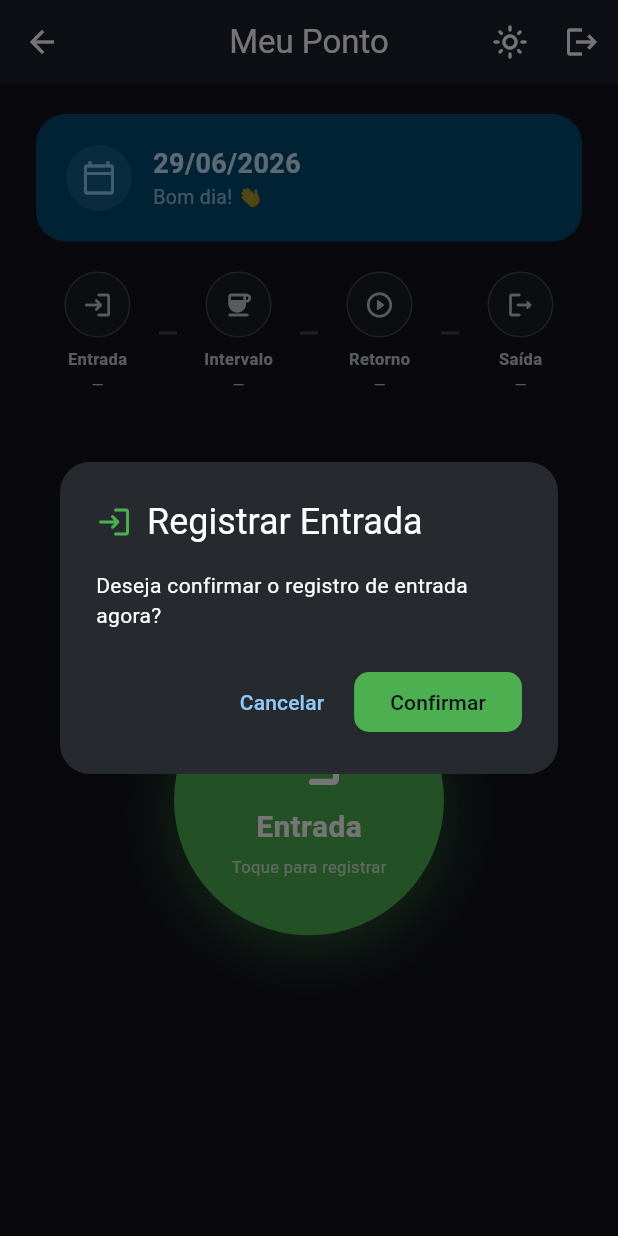
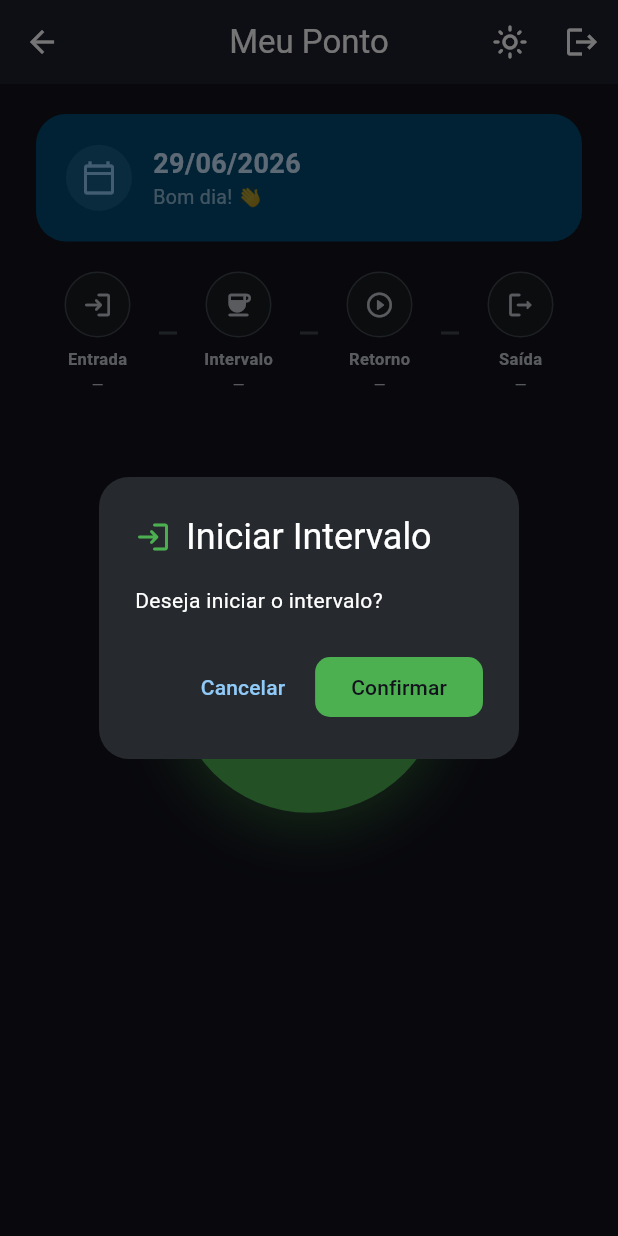
Before and after one commit to Saullo-Programador/PontoJa, a Flutter app: the EmployeeHomeScreen screen opened by its route, after a tap on "Entrada", on a phone screen of 412 x 824 dp. Run offline on Flutter 3.47's test engine with Material 3 defaults, Android fonts, the phone set to English and light mode, and no system bars; our stand-ins replace cloud_firestore, firebase_auth, firebase_core, geolocator, open_filex, shared_preferences; missing offline and left inert: dart:html, excel; accounts and stored records are empty.

Commit message:
feat: Enhance time record management with breaks and update UI components

```diff
--- a/lib/domain/entities/time_record_entity.dart
+++ b/lib/domain/entities/time_record_entity.dart
@@ -1,10 +1,31 @@
+class BreakRecord {
+  final DateTime start;
+  final DateTime? end;
+
+  const BreakRecord({
+    required this.start,
+    this.end,
+  });
+
+  bool get isOpen => end == null;
+
+  BreakRecord copyWith({
+    DateTime? start,
+    DateTime? end,
+  }) {
+    return BreakRecord(
+      start: start ?? this.start,
+      end: end ?? this.end,
+    );
+  }
+}
+
 class TimeRecordEntity {
   final String? id;
   final String userId;
   final DateTime date;
   final DateTime entry;
-  final DateTime? breakStart;   // início do intervalo
-  final DateTime? breakEnd;     // fim do intervalo (voltou)
+  final List<BreakRecord> breaks;
   final DateTime? exit;
 
   const TimeRecordEntity({
@@ -12,41 +33,59 @@ class TimeRecordEntity {
     required this.userId,
     required this.date,
     required this.entry,
-    this.breakStart,
-    this.breakEnd,
+    this.breaks = const [],
     this.exit,
   });
 
-  // ── Estado atual do ponto ────────────────────────────────────────────────
+  bool get hasEntry => true;
 
-  bool get hasEntry      => true;               // entry é obrigatório
-  bool get hasBreakStart => breakStart != null;
-  bool get hasBreakEnd   => breakEnd != null;
-  bool get hasExit       => exit != null;
+  bool get hasBreakStart => breaks.isNotEmpty;
 
-  /// Em intervalo = iniciou mas ainda não voltou
-  bool get isOnBreak => hasBreakStart && !hasBreakEnd;
+  bool get hasBreakEnd =>
+      breaks.any((b) => b.end != null);
 
-  /// Completo = tem saída
-  bool get isComplete => hasExit;
+  bool get hasExit => exit != null;
 
-  /// Próxima ação esperada
+  bool get isOnBreak =>
+      breaks.any((b) => b.isOpen);
+
+  bool get isComplete => exit != null;
+
+  bool get canStartBreak =>
+      breaks.length < 3 &&
+      !isOnBreak;
+
   PunchStep get nextStep {
-    if (!hasBreakStart) return PunchStep.breakStart;
-    if (!hasBreakEnd)   return PunchStep.breakEnd;
-    if (!hasExit)       return PunchStep.exit;
+    if (isOnBreak) {
+      return PunchStep.breakEnd;
+    }
+
+    if (breaks.length < 3) {
+      return PunchStep.breakStart;
+    }
+
+    if (exit == null) {
+      return PunchStep.exit;
+    }
+
     return PunchStep.done;
   }
 
-  // ── Cálculo de horas ────────────────────────────────────────────────────
+  Duration? get workedDuration {
+    if (exit == null) return null;
 
-  /// Tempo total trabalhado descontando o intervalo
-  Duration? get workedDuration {
-    if (!hasExit) return null;
     final total = exit!.difference(entry);
-    final breakTime = (hasBreakStart && hasBreakEnd)
-        ? breakEnd!.difference(breakStart!)
-        : Duration.zero;
+
+    final breakTime = breaks.fold(
+      Duration.zero,
+      (sum, b) {
+        if (b.end != null) {
+          return sum + b.end!.difference(b.start);
+        }
+        return sum;
+      },
+    );
+
     return total - breakTime;
   }
 
@@ -55,8 +94,7 @@ class TimeRecordEntity {
     String? userId,
     DateTime? date,
     DateTime? entry,
-    DateTime? breakStart,
-    DateTime? breakEnd,
+    List<BreakRecord>? breaks,
     DateTime? exit,
   }) {
     return TimeRecordEntity(
@@ -64,11 +102,16 @@ class TimeRecordEntity {
       userId: userId ?? this.userId,
       date: date ?? this.date,
       entry: entry ?? this.entry,
-      breakStart: breakStart ?? this.breakStart,
-      breakEnd: breakEnd ?? this.breakEnd,
+      breaks: breaks ?? this.breaks,
       exit: exit ?? this.exit,
     );
   }
 }
 
-enum PunchStep { breakStart, breakEnd, exit, done }
+enum PunchStep {
+  entry,
+  breakStart,
+  breakEnd,
+  exit,
+  done,
+}
--- a/lib/features/employee/controller/employee_home_controller.dart
+++ b/lib/features/employee/controller/employee_home_controller.dart
@@ -10,10 +10,10 @@ class EmployeeHomeController extends ChangeNotifier {
   EmployeeHomeController(this._registerPointUsecase);
 
   PointStatus _status = PointStatus.idle;
-  TimeRecordEntity? _todayRecord;
+  TimeRecordEntity? _todayRecord = null;
   String _errorMessage = '';
 
-  PointStatus get status      => _status;
+  PointStatus get status => _status;
   TimeRecordEntity? get todayRecord => _todayRecord;
   String get errorMessage     => _errorMessage;
 
@@ -21,6 +21,7 @@ class EmployeeHomeController extends ChangeNotifier {
   bool get isOnBreak  => _todayRecord?.isOnBreak ?? false;
   bool get hasExit    => _todayRecord?.hasExit ?? false;
   bool get isComplete => _todayRecord?.isComplete ?? false;
+  int get breakCount => _todayRecord?.breaks.length ?? 0;
   PunchStep get nextStep => _todayRecord?.nextStep ?? PunchStep.breakStart;
 
   Future<void> loadTodayRecord(String userId) async {
--- a/lib/features/employee/view/employee_home_screen.dart
+++ b/lib/features/employee/view/employee_home_screen.dart
@@ -34,6 +34,14 @@ class _EmployeeHomeScreenState extends State<EmployeeHomeScreen> {
     Navigator.pushReplacementNamed(context, AppRoutes.login);
   }
 
+  Future<void> _refresh() async {
+    final uid = _authDs.currentUser?.uid;
+
+    if (uid != null) {
+      await context.read<EmployeeHomeController>().loadTodayRecord(uid);
+    }
+  }
+
   Future<void> _confirmAndPunch(String uid, PunchStep step) async {
     final info = _stepInfo(step);
     final confirmed = await showDialog<bool>(
@@ -64,8 +72,9 @@ class _EmployeeHomeScreenState extends State<EmployeeHomeScreen> {
 
     if (confirmed != true || !mounted) return;
 
-    final completedStep =
-        await context.read<EmployeeHomeController>().registerPoint(uid);
+    final completedStep = await context
+        .read<EmployeeHomeController>()
+        .registerPoint(uid);
 
     if (!mounted) return;
     _showFeedback(completedStep);
@@ -73,14 +82,25 @@ class _EmployeeHomeScreenState extends State<EmployeeHomeScreen> {
 
   void _showFeedback(PunchStep completed) {
     final msgs = {
-      PunchStep.breakStart: ('Entrada registrada! 🎉', 'Bom trabalho hoje!', Colors.green),
-      PunchStep.breakEnd:   ('Bom intervalo! ☕',      'Descanse bem.',        Colors.blue),
-      PunchStep.exit:       ('Voltou do intervalo! 💪', 'Continue arrasando!', Colors.purple),
-      PunchStep.done:       ('Até amanhã! 👋',          'Saída registrada.',   Colors.orange),
+      PunchStep.breakStart: (
+        'Intervalo iniciado ☕',
+        'Bom descanso.',
+        Colors.blue,
+      ),
+
+      PunchStep.breakEnd: (
+        'Retorno registrado 💪',
+        'Bom trabalho.',
+        Colors.purple,
+      ),
+
+      PunchStep.exit: ('Saída registrada 👋', 'Até amanhã.', Colors.orange),
+
+      PunchStep.done: ('Ponto concluído', '', Colors.green),
     };
 
-    final (title, subtitle, color) = msgs[completed] ??
-        ('Ponto registrado!', '', Colors.green);
+    final (title, subtitle, color) =
+        msgs[completed] ?? ('Ponto registrado!', '', Colors.green);
 
     ScaffoldMessenger.of(context).showSnackBar(
       SnackBar(
@@ -93,15 +113,22 @@ class _EmployeeHomeScreenState extends State<EmployeeHomeScreen> {
           mainAxisSize: MainAxisSize.min,
           crossAxisAlignment: CrossAxisAlignment.start,
           children: [
-            Text(title,
+            Text(
+              title,
               style: const TextStyle(
                 color: Colors.white,
                 fontWeight: FontWeight.w700,
-                    fontSize: 15)),
+                fontSize: 15,
+              ),
+            ),
             if (subtitle.isNotEmpty)
-              Text(subtitle,
+              Text(
+                subtitle,
                 style: TextStyle(
-                      color: Colors.white.withOpacity(0.85), fontSize: 12)),
+                  color: Colors.white.withOpacity(0.85),
+                  fontSize: 12,
+                ),
+              ),
           ],
         ),
       ),
@@ -129,12 +156,18 @@ class _EmployeeHomeScreenState extends State<EmployeeHomeScreen> {
         ],
       ),
       body: SafeArea(
-        child: Padding(
+        child: RefreshIndicator(
+          onRefresh: _refresh,
+          child: SingleChildScrollView(
+            physics: const AlwaysScrollableScrollPhysics(),
             padding: const EdgeInsets.symmetric(horizontal: 24, vertical: 20),
+            child: ConstrainedBox(
+              constraints: BoxConstraints(
+                minHeight: MediaQuery.of(context).size.height - 140,
+              ),
               child: Column(
                 crossAxisAlignment: CrossAxisAlignment.stretch,
                 children: [
-
                   // ── Cabeçalho ───────────────────────────────────────────────
                   Container(
                     padding: const EdgeInsets.all(20),
@@ -150,23 +183,31 @@ class _EmployeeHomeScreenState extends State<EmployeeHomeScreen> {
                             color: cs.primary.withOpacity(0.15),
                             shape: BoxShape.circle,
                           ),
-                      child: Icon(Icons.calendar_today_outlined,
-                          color: cs.primary, size: 24),
+                          child: Icon(
+                            Icons.calendar_today_outlined,
+                            color: cs.primary,
+                            size: 24,
+                          ),
                         ),
                         const SizedBox(width: 14),
                         Column(
                           crossAxisAlignment: CrossAxisAlignment.start,
                           children: [
-                        Text(now.toDateDisplay(),
+                            Text(
+                              now.toDateDisplay(),
                               style: TextStyle(
                                 fontSize: 18,
                                 fontWeight: FontWeight.w700,
-                                color: cs.onPrimaryContainer)),
-                        Text(_greeting(),
+                                color: cs.onPrimaryContainer,
+                              ),
+                            ),
+                            Text(
+                              _greeting(),
                               style: TextStyle(
                                 fontSize: 13,
-                                color:
-                                    cs.onPrimaryContainer.withOpacity(0.7))),
+                                color: cs.onPrimaryContainer.withOpacity(0.7),
+                              ),
+                            ),
                           ],
                         ),
                       ],
@@ -178,7 +219,7 @@ class _EmployeeHomeScreenState extends State<EmployeeHomeScreen> {
                   // ── Timeline de status ───────────────────────────────────────
                   _TimelineRow(record: ctrl.todayRecord, isDark: isDark),
 
-              const Spacer(),
+                  SizedBox(height: MediaQuery.of(context).size.height * 0.12),
 
                   // ── Botão central / badge completo ───────────────────────────
                   Center(
@@ -186,7 +227,8 @@ class _EmployeeHomeScreenState extends State<EmployeeHomeScreen> {
                         ? const SizedBox(
                             width: 160,
                             height: 160,
-                        child: CircularProgressIndicator(strokeWidth: 3))
+                            child: CircularProgressIndicator(strokeWidth: 3),
+                          )
                         : ctrl.isComplete
                         ? _CompleteBadge(isDark: isDark)
                         : !ctrl.hasEntry
@@ -200,11 +242,12 @@ class _EmployeeHomeScreenState extends State<EmployeeHomeScreen> {
                         : _DoubleButtons(
                             step: ctrl.nextStep,
                             isOnBreak: ctrl.isOnBreak,
+                            breakCount: ctrl.breakCount,
                             onTap: (s) => _confirmAndPunch(uid, s),
                           ),
                   ),
 
-              const Spacer(),
+                  SizedBox(height: MediaQuery.of(context).size.height * 0.12),
 
                   // ── Erro ─────────────────────────────────────────────────────
                   if (ctrl.status == PointStatus.error)
@@ -215,11 +258,15 @@ class _EmployeeHomeScreenState extends State<EmployeeHomeScreen> {
                         borderRadius: BorderRadius.circular(12),
                         border: Border.all(color: Colors.red.shade200),
                       ),
-                  child: Text(ctrl.errorMessage,
+                      child: Text(
+                        ctrl.errorMessage,
                         style: const TextStyle(color: Colors.red),
-                      textAlign: TextAlign.center),
+                        textAlign: TextAlign.center,
+                      ),
                     ),
                 ],
+              ),
+            ),
           ),
         ),
       ),
@@ -234,26 +281,36 @@ class _EmployeeHomeScreenState extends State<EmployeeHomeScreen> {
   }
 
   _StepInfo _stepInfo(PunchStep step) => switch (step) {
+    PunchStep.entry => _StepInfo(
+      icon: Icons.login_rounded,
+      color: Colors.green,
+      label: 'Registrar Entrada',
+      question: 'Deseja registrar a entrada?',
+    ),
     PunchStep.breakStart => _StepInfo(
       icon: Icons.login_rounded,
       color: Colors.green,
-            label: 'Registrar Entrada',
-            question: 'Deseja confirmar o registro de entrada agora?'),
+      label: 'Iniciar Intervalo',
+      question: 'Deseja iniciar o intervalo?',
+    ),
     PunchStep.breakEnd => _StepInfo(
       icon: Icons.coffee_rounded,
       color: Colors.blue,
-            label: 'Iniciar Intervalo',
-            question: 'Deseja iniciar o intervalo agora?'),
+      label: 'Retornar do Intervalo',
+      question: 'Deseja registrar o retorno?',
+    ),
     PunchStep.exit => _StepInfo(
       icon: Icons.play_circle_outline_rounded,
       color: Colors.purple,
-            label: 'Voltar do Intervalo',
-            question: 'Deseja registrar o retorno do intervalo?'),
+      label: 'Registrar Saída',
+      question: 'Deseja registrar a saída?',
+    ),
     PunchStep.done => _StepInfo(
       icon: Icons.logout_rounded,
       color: Colors.orange,
       label: 'Registrar Saída',
-            question: 'Deseja confirmar o registro de saída?'),
+      question: 'Deseja confirmar o registro de saída?',
+    ),
   };
 }
 
@@ -294,7 +351,9 @@ class _TimelineRow extends StatelessWidget {
       _TimelineStep(
         icon: Icons.coffee_rounded,
         label: 'Intervalo',
-        time: record?.breakStart?.toDisplay(),
+        time: record != null && record!.breaks.isNotEmpty
+            ? record!.breaks.last.start.toDisplay()
+            : null,
         color: Colors.blue,
         done: record?.hasBreakStart ?? false,
         isDark: isDark,
@@ -302,7 +361,9 @@ class _TimelineRow extends StatelessWidget {
       _TimelineStep(
         icon: Icons.play_circle_outline_rounded,
         label: 'Retorno',
-        time: record?.breakEnd?.toDisplay(),
+        time: record != null && record!.breaks.isNotEmpty
+            ? record!.breaks.last.end?.toDisplay()
+            : null,
         color: Colors.purple,
         done: record?.hasBreakEnd ?? false,
         isDark: isDark,
@@ -371,21 +432,28 @@ class _TimelineStep extends StatelessWidget {
               width: done ? 2 : 1,
             ),
           ),
-          child: Icon(icon,
-              color: done ? color : cs.onSurfaceVariant, size: 20),
+          child: Icon(
+            icon,
+            color: done ? color : cs.onSurfaceVariant,
+            size: 20,
+          ),
         ),
         const SizedBox(height: 6),
-        Text(label,
+        Text(
+          label,
           style: TextStyle(
             fontSize: 11,
             fontWeight: FontWeight.w600,
-                color: done ? color : cs.onSurfaceVariant)),
+            color: done ? color : cs.onSurfaceVariant,
+          ),
+        ),
         const SizedBox(height: 2),
         Text(
           time ?? '—',
           style: TextStyle(
             fontSize: 10,
-              color: done ? cs.onSurface : cs.onSurfaceVariant),
+            color: done ? cs.onSurface : cs.onSurfaceVariant,
+          ),
         ),
       ],
     );
@@ -424,14 +492,19 @@ class _PunchButton extends StatelessWidget {
           children: [
             Icon(Icons.login_rounded, color: Colors.white, size: 48),
             SizedBox(height: 8),
-            Text('Entrada',
+            Text(
+              'Entrada',
               style: TextStyle(
                 color: Colors.white,
                 fontSize: 20,
-                    fontWeight: FontWeight.w700)),
+                fontWeight: FontWeight.w700,
+              ),
+            ),
             SizedBox(height: 4),
-            Text('Toque para registrar',
-                style: TextStyle(color: Colors.white70, fontSize: 11)),
+            Text(
+              'Toque para registrar',
+              style: TextStyle(color: Colors.white70, fontSize: 11),
+            ),
           ],
         ),
       ),
@@ -444,23 +517,33 @@ class _PunchButton extends StatelessWidget {
 class _DoubleButtons extends StatelessWidget {
   final PunchStep step;
   final bool isOnBreak;
+  final int breakCount;
   final void Function(PunchStep) onTap;
 
   const _DoubleButtons({
     required this.step,
     required this.isOnBreak,
+    required this.breakCount,
     required this.onTap,
   });
 
   @override
   Widget build(BuildContext context) {
-    // Se está em intervalo: só mostra "Voltar do Intervalo"
-    // Se não está: mostra "Iniciar Intervalo" + "Saída"
     if (isOnBreak) {
       return _CircleButton(
         icon: Icons.play_circle_outline_rounded,
-        label: 'Voltar do\nIntervalo',
+        label: 'Retornar',
         color: Colors.purple,
+        size: 180,
+        onTap: () => onTap(PunchStep.breakEnd),
+      );
+    }
+
+    if (breakCount >= 3) {
+      return _CircleButton(
+        icon: Icons.logout_rounded,
+        label: 'Saída',
+        color: Colors.orange,
         size: 180,
         onTap: () => onTap(PunchStep.exit),
       );
@@ -474,7 +557,7 @@ class _DoubleButtons extends StatelessWidget {
           label: 'Intervalo',
           color: Colors.blue,
           size: 140,
-          onTap: () => onTap(PunchStep.breakEnd),
+          onTap: () => onTap(PunchStep.breakStart),
         ),
         const SizedBox(width: 24),
         _CircleButton(
@@ -482,7 +565,7 @@ class _DoubleButtons extends StatelessWidget {
           label: 'Saída',
           color: Colors.orange,
           size: 140,
-          onTap: () => onTap(PunchStep.done),
+          onTap: () => onTap(PunchStep.exit),
         ),
       ],
     );
@@ -566,28 +649,37 @@ class _CompleteBadge extends StatelessWidget {
           BoxShadow(
             color: Colors.green.withOpacity(0.2),
             blurRadius: 24,
-              spreadRadius: 2),
+            spreadRadius: 2,
+          ),
         ],
       ),
       child: Column(
         mainAxisAlignment: MainAxisAlignment.center,
         children: [
-          Icon(Icons.check_circle_outline_rounded,
+          Icon(
+            Icons.check_circle_outline_rounded,
             color: isDark ? const Color(0xFF81C995) : Colors.green,
-              size: 52),
+            size: 52,
+          ),
           const SizedBox(height: 8),
-          Text('Completo!',
+          Text(
+            'Completo!',
             style: TextStyle(
               color: isDark ? const Color(0xFF81C995) : Colors.green.shade700,
               fontSize: 18,
-                  fontWeight: FontWeight.w700)),
+              fontWeight: FontWeight.w700,
+            ),
+          ),
           const SizedBox(height: 4),
-          Text('Bom trabalho hoje',
+          Text(
+            'Bom trabalho hoje',
             style: TextStyle(
               color: isDark
                   ? const Color(0xFF81C995).withOpacity(0.7)
                   : Colors.green.shade600,
-                  fontSize: 11)),
+              fontSize: 11,
+            ),
+          ),
         ],
       ),
     );
```
Also changed, not shown: lib/data/models/time_record_model.dart (+20 -16 lines), lib/domain/usecases/register_point_usecase.dart (+86 -23 lines), lib/features/manager/view/manager_home_screen.dart (+11 -0 lines). Lines whose indentation alone changed are shown as unchanged.
